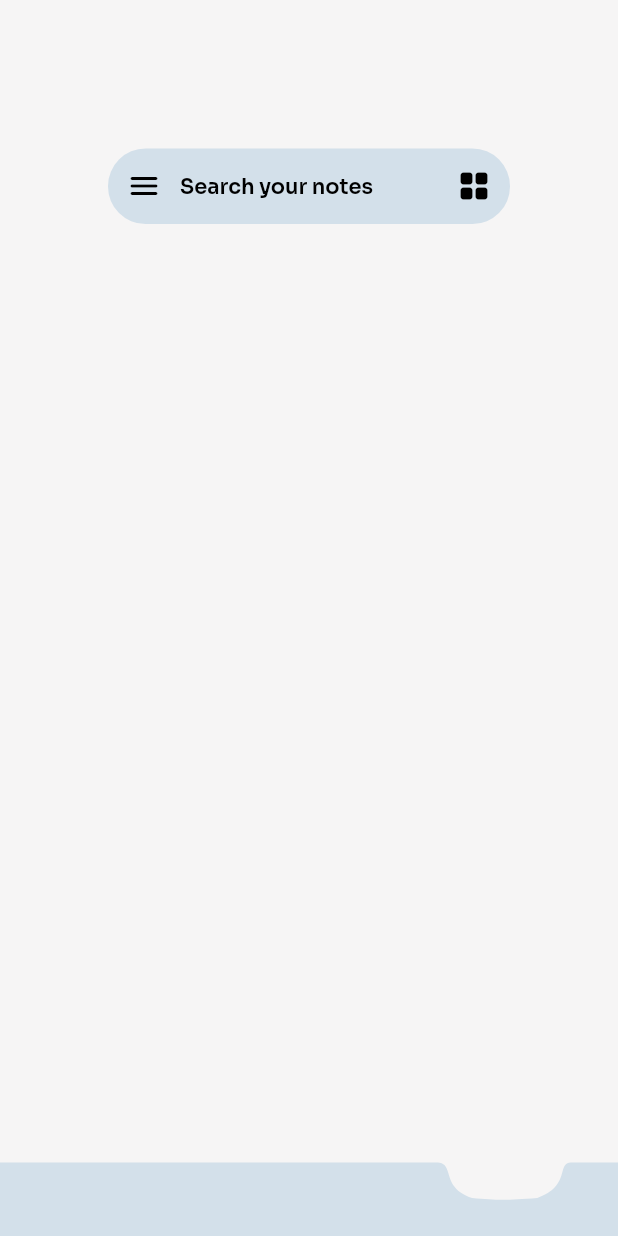
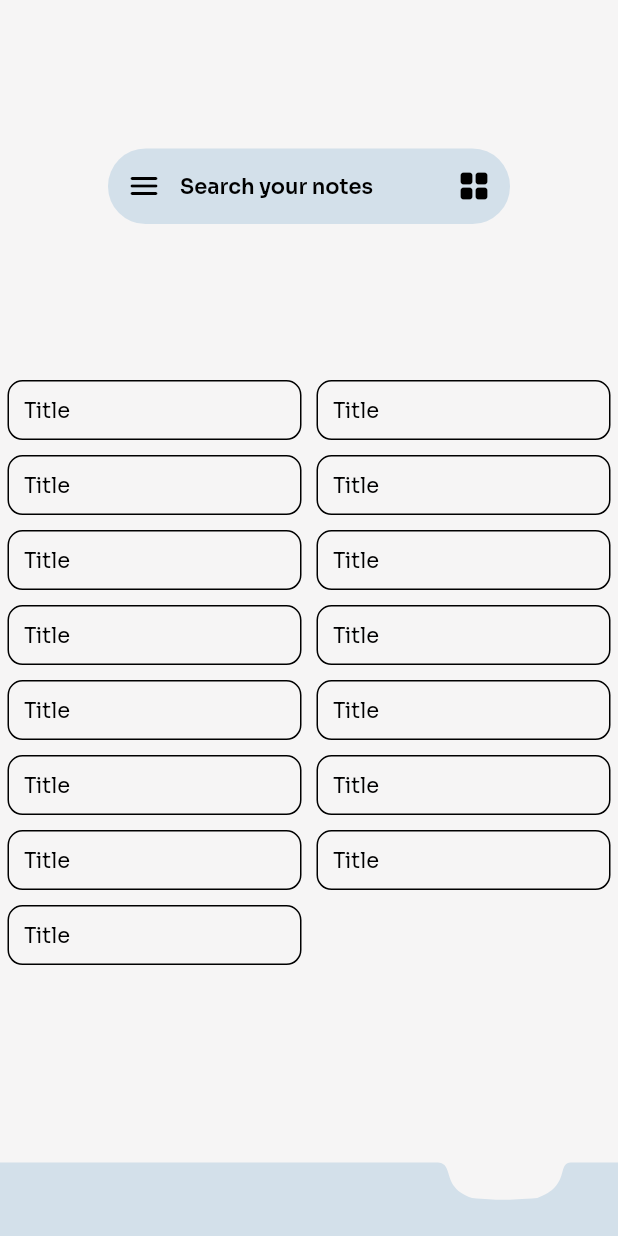
Before and after one commit to Moatasem159/nota, a Flutter app: the screen it shows after launch, on a phone screen of 412 x 824 dp. Run offline on Flutter 3.47's test engine with Material 2 defaults, Android fonts, the phone set to English and light mode, and no system bars; our stand-ins replace go_router.

Commit message:
[DONE] Notes widgets

```diff
--- a/lib/config/themes/app_theme.dart
+++ b/lib/config/themes/app_theme.dart
@@ -7,6 +7,7 @@ abstract class AppTheme {
   static final ThemeData lightTheme=ThemeData(
     fontFamily: AppFonts.englishFontFamily,
     primaryColor: AppColors.whitePrimaryColor,
+    primaryColorLight: Colors.black,
     iconTheme: const IconThemeData(color: Colors.black),
     textTheme: const TextTheme(
       bodyLarge: TextStyle(
@@ -62,6 +63,7 @@ abstract class AppTheme {
   static final ThemeData darkTheme=ThemeData(
     fontFamily: AppFonts.englishFontFamily,
     primaryColor: AppColors.blackPrimaryColor,
+      primaryColorLight: Colors.white,
     iconTheme: const IconThemeData(color: Colors.white),
     textTheme: const TextTheme(
         bodyLarge: TextStyle(
--- a/lib/features/notes/presentation/widgets/bottom_navigation_bar_widgets/bottom_navigation_bar_painter.dart
+++ b/lib/features/notes/presentation/widgets/bottom_navigation_bar_widgets/bottom_navigation_bar_painter.dart
@@ -7,7 +7,6 @@ class BottomNavBarPainter extends CustomPainter{
     Paint paintFill0 = Paint()
       ..color = backgroundColor
       ..style = PaintingStyle.fill
-      ..strokeWidth = size.width*0.00
       ..strokeCap = StrokeCap.butt
       ..strokeJoin = StrokeJoin.miter;
     Path path_0 = Path();
--- a/lib/features/notes/presentation/widgets/home_screen_body.dart
+++ b/lib/features/notes/presentation/widgets/home_screen_body.dart
@@ -1,12 +1,15 @@
 import 'package:flutter/material.dart';
+import 'package:nota/features/notes/presentation/widgets/notes_list_widgets/notes_grid_list.dart';
 import 'package:nota/features/notes/presentation/widgets/search_bar_widgets/search_bar_widget.dart';
 class HomeScreenBody extends StatelessWidget {
   const HomeScreenBody({super.key});
   @override
   Widget build(BuildContext context) {
-    return const Column(
-      children: [
-        SearchBarWidget(),
+    return CustomScrollView(
+      scrollBehavior: const ScrollBehavior().copyWith(overscroll: false),
+      slivers: const [
+        SliverToBoxAdapter(child: SearchBarWidget()),
+        NotesGridList()
       ],
     );
   }
--- /dev/null
+++ b/lib/features/notes/presentation/widgets/note_widget.dart
@@ -0,0 +1,48 @@
+import 'package:flutter/material.dart';
+import 'package:nota/core/extension/custom_padding_extension.dart';
+import 'package:nota/core/extension/empty_padding_extension.dart';
+import 'package:nota/core/extension/screen_size_extension.dart';
+class NoteWidget extends StatelessWidget{
+  final String content;
+  final bool isGrid;
+  const NoteWidget({super.key, required this.isGrid, required this.content});
+  @override
+  Widget build(BuildContext context) {
+    return Material(
+      color: Colors.transparent,
+      child: InkWell(
+        onTap: () {},
+        borderRadius:BorderRadius.circular(10),
+        child: Container(
+          padding: const EdgeInsets.symmetric(horizontal: 10,vertical: 10),
+          decoration: BoxDecoration(
+            borderRadius: BorderRadius.circular(10),
+            border: Border.all(
+              color: Theme.of(context).primaryColorLight
+            )
+          ),
+          constraints:  BoxConstraints(
+            minWidth: isGrid?0:context.width-60,
+            maxWidth: isGrid?context.width/2.4:context.width-60,
+            maxHeight:isGrid?context.height/4:context.height/3
+          ),
+          child: Column(
+            mainAxisSize: MainAxisSize.min,
+            crossAxisAlignment: CrossAxisAlignment.start,
+            children: [
+              const Text("Title"),
+              if(content.isNotEmpty)
+              Column(
+                children: [
+                  10.ph,
+                  Text(content),
+                ],
+              ),
+            ],
+          ),
+
+        ),
+      ),
+    ).addAllPadding(5);
+  }
+}
--- a/pubspec.yaml
+++ b/pubspec.yaml
@@ -1,7 +1,7 @@
 name: nota
 description: A new Flutter project.
 publish_to: 'none' # Remove this line if you wish to publish to pub.dev
-version: 1.0.0+1
+version: 1.0.1
 environment:
   sdk: '>=3.1.3 <4.0.0'
 dependencies:
@@ -18,6 +18,7 @@ dependencies:
   cupertino_icons: ^1.0.6
   font_awesome_flutter: ^10.5.0
   flutter_native_splash: any
+  flutter_staggered_grid_view: ^0.7.0
 dev_dependencies:
   flutter_test:
     sdk: flutter
```
Also changed, not shown: lib/features/notes/presentation/widgets/bottom_navigation_bar_widgets/add_note_button.dart (+10 -10 lines), lib/features/notes/presentation/widgets/notes_list_widgets/notes_grid_list.dart (added, +22 -0 lines), lib/features/notes/presentation/widgets/notes_list_widgets/notes_normal_list.dart (added, +18 -0 lines), pubspec.lock.
